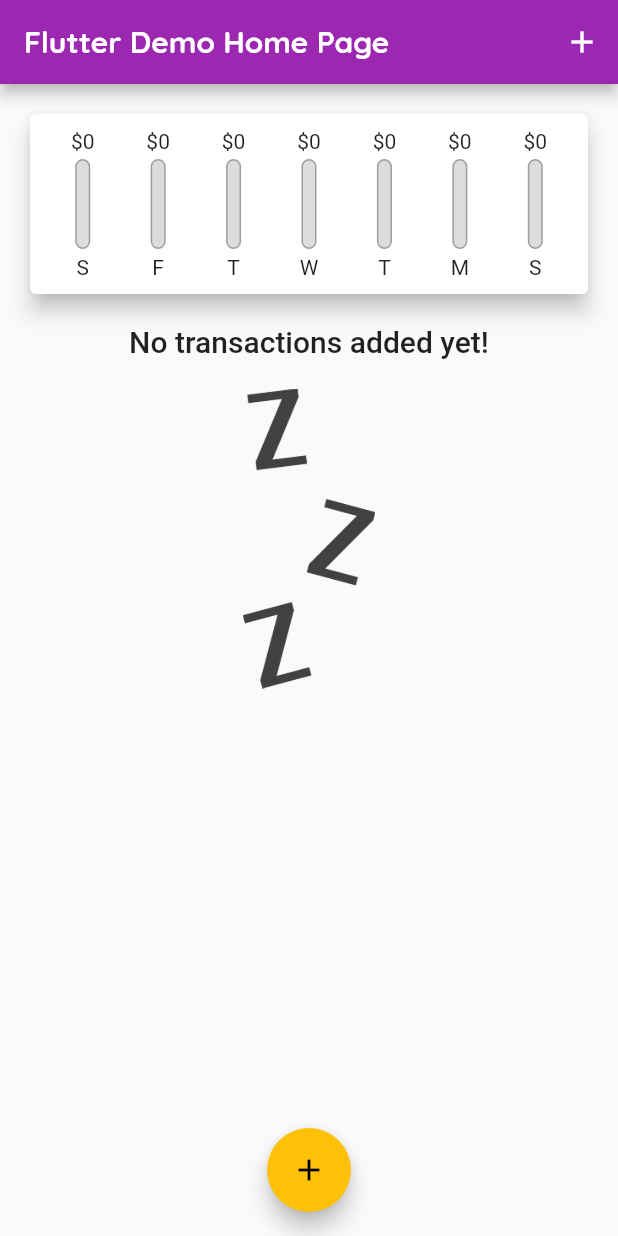
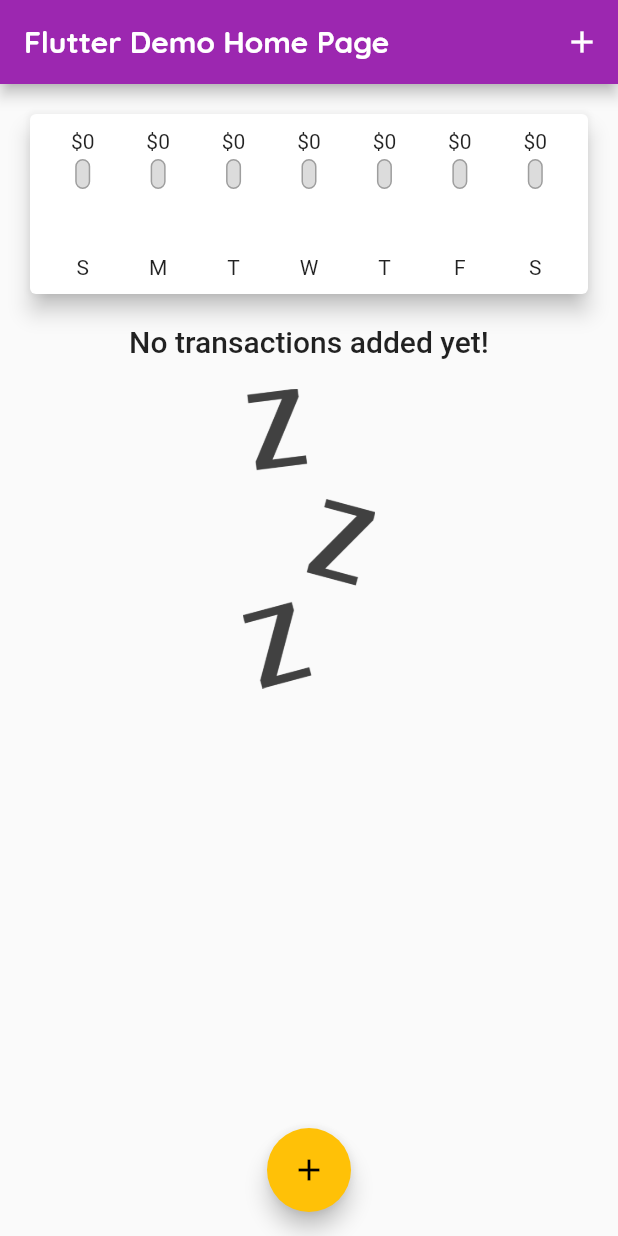
Before and after one commit to Z-kamili/Flutter_chart_app, a Flutter app: the screen it shows after launch, on a phone screen of 412 x 824 dp. Run offline on Flutter 3.47's test engine with Material 2 defaults, Android fonts, the phone set to English and light mode, and no system bars; Roboto replaces fonts that are missing (Quicksand).

Commit message:
more code

```diff
--- a/lib/main.dart
+++ b/lib/main.dart
@@ -26,6 +26,7 @@ class MyApp extends StatelessWidget {
          accentColor: Colors.amber,
          fontFamily: 'Quicksand',
           appBarTheme: AppBarTheme(
+            // ignore: deprecated_member_use
             textTheme: ThemeData.light().textTheme.copyWith(
                   titleLarge: TextStyle(
                     fontFamily: 'OpenSans',
--- a/lib/widgets/chart.dart
+++ b/lib/widgets/chart.dart
@@ -27,7 +27,7 @@ class Chart extends StatelessWidget {
           'day':DateFormat.E().format(weekDay).substring(0,1),
           'amount':totalSum,
         };
-    });
+    }).reversed.toList();
  }
 
  double get totalSpending {
--- a/lib/widgets/chart_bar.dart
+++ b/lib/widgets/chart_bar.dart
@@ -23,6 +23,7 @@ class ChartBar extends StatelessWidget {
           child: Stack(
             children: <Widget>[
               Container(
+                height: 20,
                 decoration: BoxDecoration(
                   border: Border.all(color: Colors.grey, width: 1.0),
                   color: Color.fromRGBO(220, 220, 220, 1),
--- a/lib/widgets/transaction_list.dart
+++ b/lib/widgets/transaction_list.dart
@@ -13,6 +13,7 @@ class TransactionList extends StatelessWidget {
   Widget build(BuildContext context) {
 
     return Container(
+
       height: 300,
       child: transaction.isEmpty
           ? Column(
```
